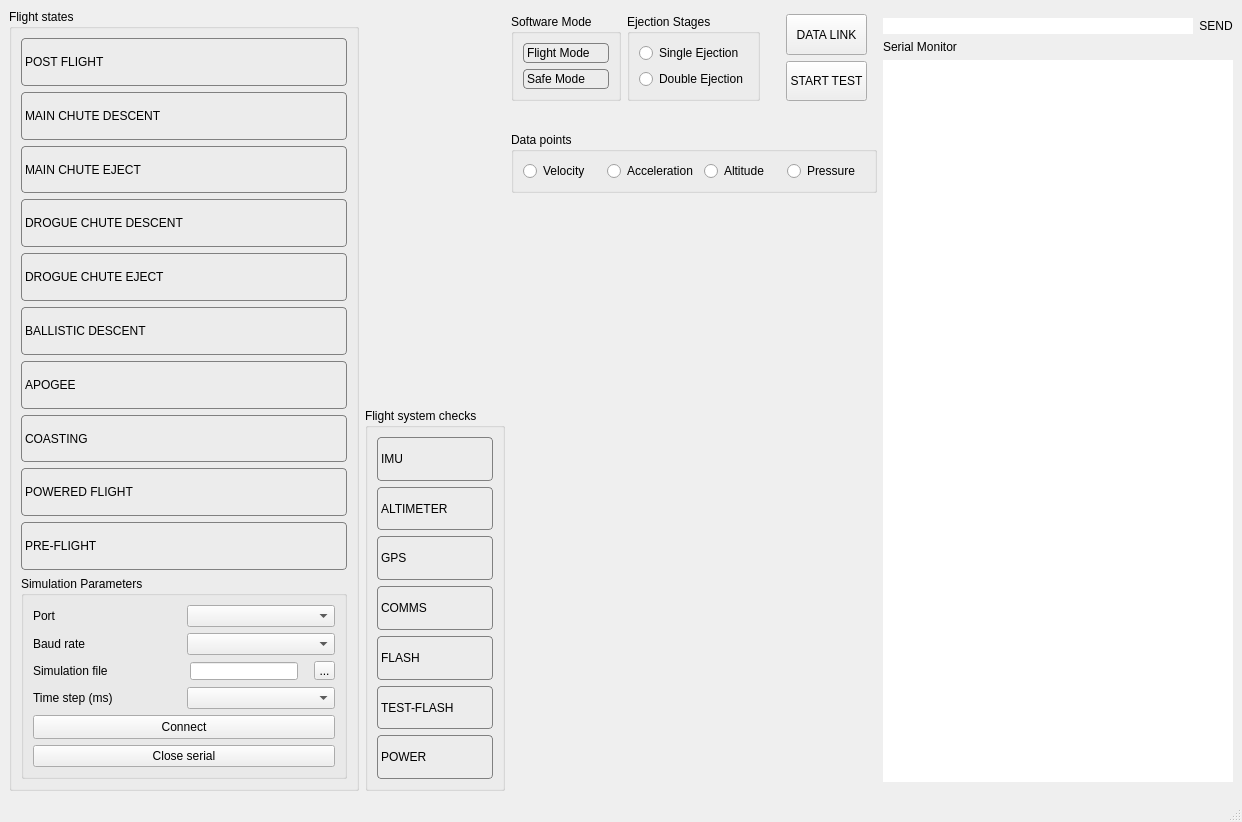
Above: app/NaFCSE/mainwindow.ui from bytecod3/Nakuja-Flight-Computer-Simulation-Engine before the change. Below: the same form after it.
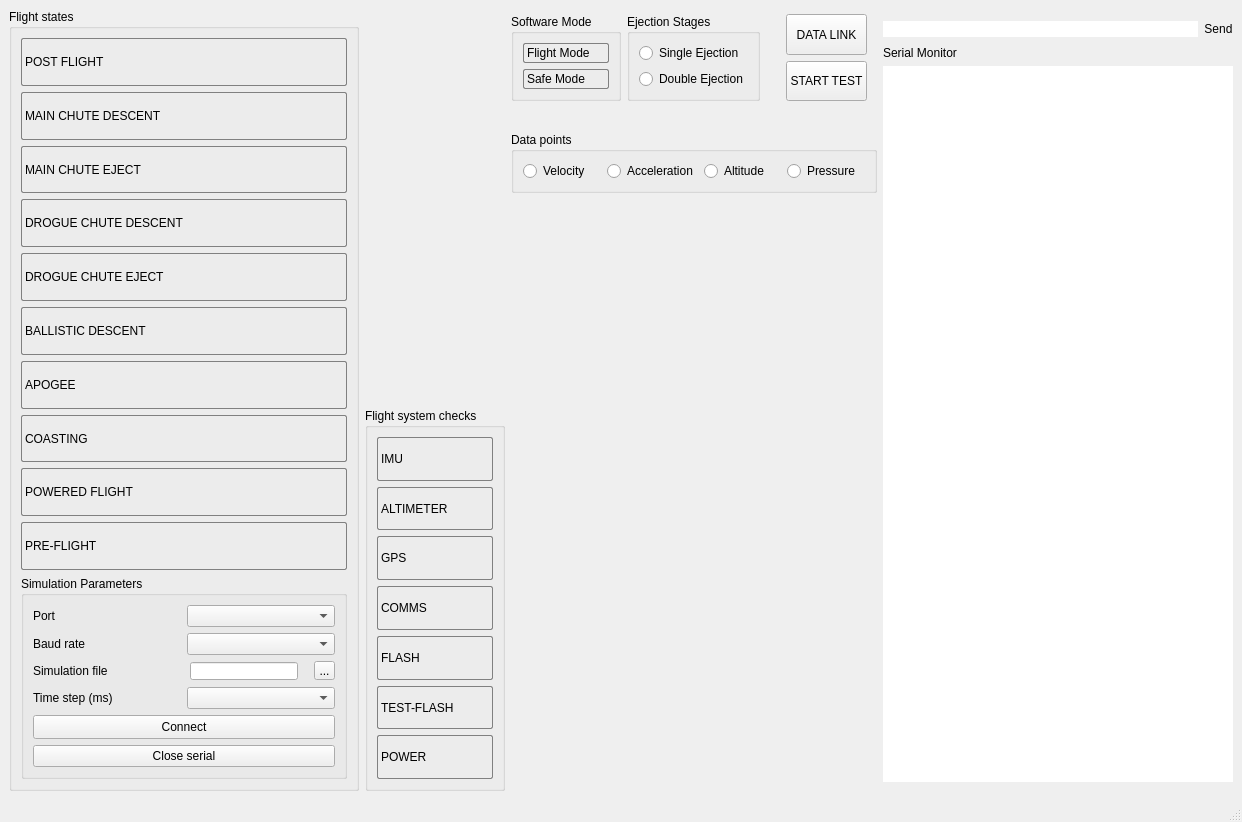
That is the form after the change. Icons and pictures are not drawn. Custom widgets are drawn as their Qt base class.

Patch:
```diff
--- a/app/NaFCSE/mainwindow.ui
+++ b/app/NaFCSE/mainwindow.ui
@@ -43,7 +43,7 @@
         <widget class="QLabel" name="postflightLabel">
          <property name="styleSheet">
           <string notr="true">border: 1px solid gray;
-border-radius: 4px;
+border-radius: 2px;
 color: black;</string>
          </property>
          <property name="text">
@@ -55,7 +55,7 @@
         <widget class="QLabel" name="mainchutedescentLabel">
          <property name="styleSheet">
           <string notr="true">border: 1px solid gray;
-border-radius: 4px;
+border-radius: 2px;
 color: black;</string>
          </property>
          <property name="text">
@@ -67,7 +67,7 @@
         <widget class="QLabel" name="mainchuteejectLabel">
          <property name="styleSheet">
           <string notr="true">border: 1px solid gray;
-border-radius: 4px;
+border-radius: 2px;
 color: black;</string>
          </property>
          <property name="text">
@@ -79,7 +79,7 @@
         <widget class="QLabel" name="droguechutedescentLabel">
          <property name="styleSheet">
           <string notr="true">border: 1px solid gray;
-border-radius: 4px;
+border-radius: 2px;
 color: black;</string>
          </property>
          <property name="text">
@@ -91,7 +91,7 @@
         <widget class="QLabel" name="droguechuteejectLabel">
          <property name="styleSheet">
           <string notr="true">border: 1px solid gray;
-border-radius: 4px;
+border-radius: 2px;
 color: black;</string>
          </property>
          <property name="text">
@@ -103,7 +103,7 @@
         <widget class="QLabel" name="ballisticdescentLabel">
          <property name="styleSheet">
           <string notr="true">border: 1px solid gray;
-border-radius: 4px;
+border-radius: 2px;
 color: black;</string>
          </property>
          <property name="text">
@@ -115,7 +115,7 @@
         <widget class="QLabel" name="apogeeLabel">
          <property name="styleSheet">
           <string notr="true">border: 1px solid gray;
-border-radius: 4px;
+border-radius: 2px;
 color: black;
 </string>
          </property>
@@ -128,7 +128,7 @@
         <widget class="QLabel" name="coastingLabel">
          <property name="styleSheet">
           <string notr="true">border: 1px solid gray;
-border-radius: 4px;
+border-radius: 2px;
 color: black;
 </string>
          </property>
@@ -141,7 +141,7 @@
         <widget class="QLabel" name="poweredflightLabel">
          <property name="styleSheet">
           <string notr="true">border: 1px solid gray;
-border-radius: 4px;
+border-radius: 2px;
 color: black;</string>
          </property>
          <property name="text">
@@ -153,7 +153,7 @@
         <widget class="QLabel" name="preflightLabel">
          <property name="styleSheet">
           <string notr="true">border: 1px solid gray;
-border-radius: 4px;
+border-radius: 2px;
 color: black;</string>
          </property>
          <property name="text">
@@ -312,7 +312,7 @@
               <widget class="QLabel" name="IMU_subsys_label">
                <property name="styleSheet">
                 <string notr="true">border: 1px solid gray;
-border-radius: 4px;
+border-radius: 2px;
 color: black;</string>
                </property>
                <property name="text">
@@ -324,7 +324,7 @@
               <widget class="QLabel" name="ALT_subsys_label">
                <property name="styleSheet">
                 <string notr="true">border: 1px solid gray;
-border-radius: 4px;
+border-radius: 2px;
 color: black;</string>
                </property>
                <property name="text">
@@ -336,7 +336,7 @@
               <widget class="QLabel" name="GPS_subsys_label">
                <property name="styleSheet">
                 <string notr="true">border: 1px solid gray;
-border-radius: 4px;
+border-radius: 2px;
 color: black;</string>
                </property>
                <property name="text">
@@ -348,7 +348,7 @@
               <widget class="QLabel" name="COMMS_subsys_label">
                <property name="styleSheet">
                 <string notr="true">border: 1px solid gray;
-border-radius: 4px;
+border-radius: 2px;
 color: black;</string>
                </property>
                <property name="text">
@@ -360,7 +360,7 @@
               <widget class="QLabel" name="FLASH_subsys_label">
                <property name="styleSheet">
                 <string notr="true">border: 1px solid gray;
-border-radius: 4px;
+border-radius: 2px;
 color: black;</string>
                </property>
                <property name="text">
@@ -372,7 +372,7 @@
               <widget class="QLabel" name="TESTFLASH_subsys_label">
                <property name="styleSheet">
                 <string notr="true">border: 1px solid gray;
-border-radius: 4px;
+border-radius: 2px;
 color: black;</string>
                </property>
                <property name="text">
@@ -384,7 +384,7 @@
               <widget class="QLabel" name="POWER_subsys_label">
                <property name="styleSheet">
                 <string notr="true">border: 1px solid gray;
-border-radius: 4px;
+border-radius: 2px;
 color: black;</string>
                </property>
                <property name="text">
@@ -436,7 +436,7 @@
              </property>
              <property name="styleSheet">
               <string notr="true">border: 1px solid gray;
-border-radius: 4px;
+border-radius: 2px;
 color: black;</string>
              </property>
              <property name="text">
@@ -454,7 +454,7 @@
              </property>
              <property name="styleSheet">
               <string notr="true">border: 1px solid gray;
-border-radius: 4px;
+border-radius: 2px;
 color: black;</string>
              </property>
              <property name="text">
@@ -625,8 +625,15 @@
          </item>
          <item>
           <widget class="QPushButton" name="writeSerialButton">
+           <property name="styleSheet">
+            <string notr="true">padding-top: 4px;
+padding-bottom: 4px;</string>
+           </property>
            <property name="text">
-            <string>SEND</string>
+            <string>Send</string>
+           </property>
+           <property name="flat">
+            <bool>false</bool>
            </property>
           </widget>
          </item>
```
Left out of the diff: 21 changed lines with no effect on the pictures.
